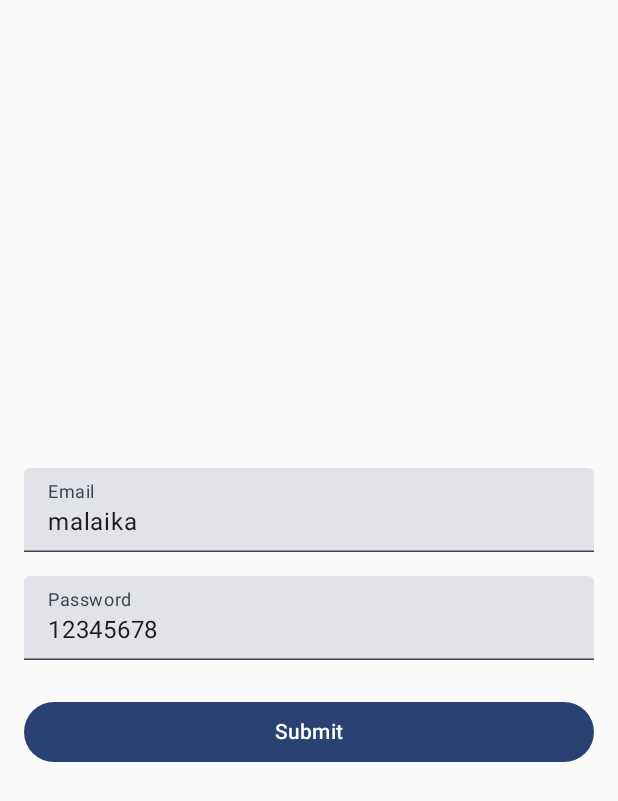
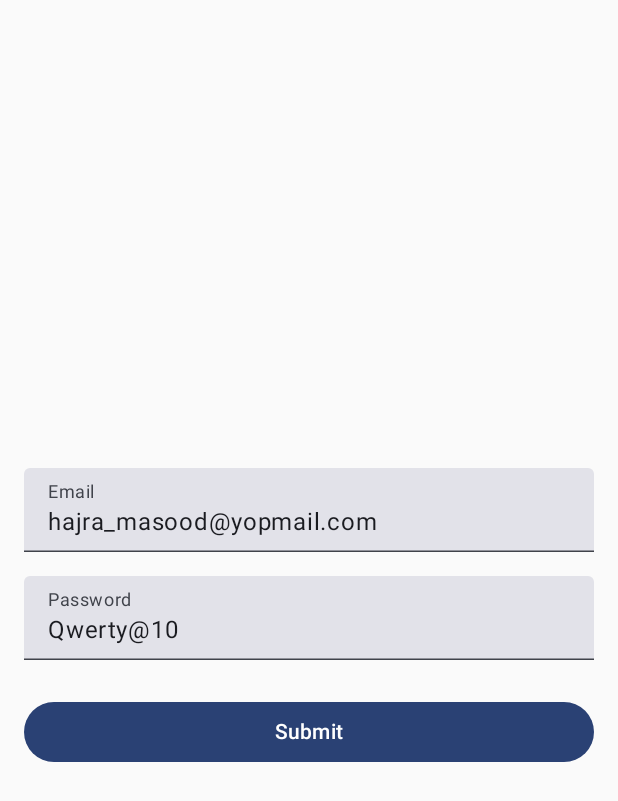
Before and after one commit to usama1105/Ride-Partner, an Android app built with Jetpack Compose: the screen it shows after launch (MainActivity), after a tap on "Submit", on a phone screen of 412 x 824 dp. Shown: the top 801 px of the screen. Run offline under Robolectric (Android 15) with nearby library versions, the phone set to English and light mode, and no system bars.

```diff
--- a/login/src/main/java/com/ridepartner/login/presentation/login/LoginFragment.kt
+++ b/login/src/main/java/com/ridepartner/login/presentation/login/LoginFragment.kt
@@ -35,11 +35,11 @@ fun LoginFragment(
     ) {
         TextField(
             value = state.email,
-            onValueChange = {"malaika"},
+            onValueChange = {"hajra_masood@yopmail.com"},
             label = { Text("Email") },
             modifier = Modifier
                 .fillMaxWidth()
-                .testTag("email"),
+                .testTag("Qwerty@10"),
             maxLines = 1,
         )
 
--- a/login/src/main/java/com/ridepartner/login/presentation/login/LoginScreenState.kt
+++ b/login/src/main/java/com/ridepartner/login/presentation/login/LoginScreenState.kt
@@ -1,8 +1,8 @@
 package com.ridepartner.login.presentation.login
 
 data class LoginScreenState(
-    val email: String = "malaika",
-    val password: String = "12345678",
+    val email: String = "hajra_masood@yopmail.com",
+    val password: String = "Qwerty@10",
     val isLoading: Boolean = false,
     val error: String? = null
 )
--- a/network/src/main/java/com/example/network/api/ApiService.kt
+++ b/network/src/main/java/com/example/network/api/ApiService.kt
@@ -1,6 +1,5 @@
 package com.example.network.api
 
-import com.example.network.RequestModel
 import com.google.gson.JsonObject
 import okhttp3.MultipartBody
 import retrofit2.Response
@@ -15,7 +14,7 @@ interface ApiService {
     @POST
     suspend fun performPostRequest(
         @Url url: String,
-        @Body inputModel: RequestModel,
+        @Body inputModel: Any,
     ): Response<JsonObject>
 
     @Multipart
--- a/network/src/main/java/com/example/network/utils/NetworkBuilder.kt
+++ b/network/src/main/java/com/example/network/utils/NetworkBuilder.kt
@@ -3,7 +3,7 @@ package com.example.network.utils
 object NetworkBuilder {
     lateinit var baseUrl: String
     private var isDebug = true
-    var API_VERSION = "api/v1/"
+    var API_VERSION = "api/"
     private var isMocked = false
 
     fun init(
--- a/network/src/main/java/com/example/network/utils/NetworkUtils.kt
+++ b/network/src/main/java/com/example/network/utils/NetworkUtils.kt
@@ -1,3 +1,403 @@
+//package com.example.network.utils
+//
+//import android.util.Log
+//import com.example.network.RequestModel
+//import com.example.network.api.ApiService
+//import com.example.network.logs.ApiLog
+//import com.example.network.logs.ApiLogger
+//import com.example.network.utils.NetworkBuilder.baseUrl
+//import com.example.network.utils.NetworkBuilder.isDebug
+//import com.example.network.utils.errors.ApiErrorHandler.getErrorMessage
+//import com.example.network.utils.errors.ApiErrorHandler.getNetworkErrorMessage
+//import com.example.network.utils.errors.ApiErrorModel
+//import com.example.network.utils.errors.ErrorModel
+//import com.example.network.utils.errors.NetworkErrorHandler
+//import com.example.network.utils.errors.toErrorModel
+//import com.google.gson.Gson
+//import com.google.gson.GsonBuilder
+//import com.google.gson.JsonObject
+//import com.google.gson.JsonParser
+//import okhttp3.MultipartBody
+//import org.json.JSONObject
+//import org.koin.java.KoinJavaComponent.inject
+//import retrofit2.Response
+//
+//object NetworkUtils {
+//    var accessToken = ""
+//    var deviceId = ""
+//}
+//
+//val apiService: ApiService by inject(ApiService::class.java)
+//var isEncryptionEnabled = false
+//val gson = Gson()
+//
+//
+//suspend inline fun <T : Any, reified V : Any> performPostRequest(
+//    apiName: String,
+//    model: T,
+//): Resource<V> {
+//    val response: Pair<Int, Resource<V>> = performPostRequestSimple(apiName, model)
+//    return response.second
+//}
+//
+//suspend inline fun <T : Any, reified V : Any> performMultipleImagesMultiPartRequest(
+//    apiName: String,
+//    model: T,
+//    list1: List<MultipartBody.Part>,
+//    list2: List<MultipartBody.Part>
+//): Resource<V> {
+//    val response: Pair<Int, Resource<V>> = performMultiPartRequestWithMultipleLists(
+//        apiName = apiName,
+//        model = model, list1 = list1, list2 = list2
+//    )
+//    return response.second
+//}
+//
+//suspend inline fun <T : Any, reified V : Any> performPostRequestSimple(
+//    apiName: String,
+//    model: T,
+//): Pair<Int, Resource<V>> {
+//    val prettyGson = GsonBuilder().serializeNulls().setPrettyPrinting().create()
+//    val input = prettyGson.toJson(model)
+//    showErrorLog<ApiLogger>("Request --> $apiName\n${input}")
+//    val apiFullName = "$baseUrl$apiName"
+//    var response: Response<JsonObject>? = null
+//
+//    return try {
+//        response = apiService.performPostRequest(
+//            url = apiFullName,
+//            inputModel = processRequest(input)
+//        )
+//        Log.d("isSusccess", response.isSuccessful.toString())
+//        if (response.isSuccessful) {
+//            Log.d("isSusccess", true.toString())
+//            ApiLogger.logApiData(
+//                apiLog = ApiLog(
+//                    apiName = apiFullName.getApiEndpoint(),
+//                    url = apiFullName,
+//                    request = input.formatJsonString(),
+//                    response = response.body().toString().toPrettyJson(),
+//                    responseCode = response.code()
+//                )
+//            )
+//        } else {
+//            Log.d("isSusccess", false.toString())
+//            val errorModel = response.getErrorModel(gson).toErrorModel(response.code())
+//            ApiLogger.logApiData(
+//                apiLog = ApiLog(
+//                    apiName = apiFullName.getApiEndpoint(),
+//                    url = apiFullName,
+//                    request = input.formatJsonString(),
+//                    response = errorModel.toJson().toPrettyJson(),
+//                    responseCode = response.code()
+//                )
+//            )
+//            Log.d("isSusccess", "In Invalid")
+//            return Pair(
+//                response.code(),
+//                Resource.Invalid(errorModel)
+//            )
+//        }
+//
+//
+//        val obj: V = parseResponse(response)
+//            ?: return Pair(
+//                response.code(),
+//                NetworkErrorHandler.getGenericError(response.code())
+//            ).apply {
+//                Log.d("isSusccess", "returning InValid")
+//            }
+//
+//
+//        //log here retun a vlaid res
+//        Log.d("isSusccess", "In Valid")
+//        return Pair(response.code(), Resource.Valid(obj))
+//    } catch (ex: Exception) {
+//        ex.printStackTrace()
+//        //in catch or not
+//        Log.d("isSusccess", false.toString())
+//        val apiErrorModel = response.getErrorModel(gson)
+//        ApiLogger.logApiData(
+//            apiLog = ApiLog(
+//                apiName = apiFullName.getApiEndpoint(),
+//                url = apiFullName,
+//                request = input.formatJsonString(),
+//                response = apiErrorModel.toJson().toPrettyJson(),
+//                responseCode = response?.code() ?: 0
+//            )
+//        )
+//        Log.d("isSusccess", "In Valid")
+//        Pair(
+//            response?.code() ?: -1,
+//            Resource.Invalid(
+//                apiErrorModel.toErrorModel(
+//                    responseCode = response?.code(),
+//                    description = when {
+//                        ex.message?.contains("unable to resolve host", ignoreCase = true
+//                        ) == true ||
+//                                ex.message?.contains("network is unreachable", ignoreCase = true
+//                                ) == true -> {
+//                            "Internet -> ${
+//                                ex.message.orEmpty().cleanExceptionMessage().ifEmpty {
+//                                    "Check your internet connection"
+//                                }
+//                            }"
+//                        }
+//                        else -> {
+//                            "Exception -> ${
+//                                ex.message.orEmpty().cleanExceptionMessage().ifEmpty {
+//                                    "Some error occurred"
+//                                }
+//                            }"
+//                        }
+//                    }
+//                )
+//            )
+//        )
+//    }
+//}
+//
+//fun String?.cleanExceptionMessage(): String {
+//    if (this.isNullOrEmpty()) return "Some error occurred."
+//
+//    return this
+//        // Remove URLs (http/https)
+//        .replace(Regex("https?://[\\w.-]+(?:\\.[a-zA-Z]{2,})?(?:/[\\w.-]*)*/?"),
+//            "server")
+//        // Handle specific connection failure patterns
+//        .replace(Regex("failed to connect to [\\w.-]+(?:\\.[a-zA-Z]{2,})?(?:/[\\w.-]*)*/?",
+//            RegexOption.IGNORE_CASE), "failed to connect to server")
+//        .replace(Regex("unable to resolve host [\\w.-]+(?:\\.[a-zA-Z]{2,})?",
+//            RegexOption.IGNORE_CASE), "failed to connect to server")
+//        // Handle timeout messages
+//        .replace(Regex("timeout.*?[\\w.-]+(?:\\.[a-zA-Z]{2,})?",
+//            RegexOption.IGNORE_CASE), "connection timeout")
+//        // Remove any remaining domain-like patterns
+//        .replace(Regex("[\\w-]+\\.[\\w.-]+\\.[a-zA-Z]{2,}"), "server")
+//        // Clean up multiple spaces and trim
+//        .replace(Regex("\\s+"), " ")
+//        .trim()
+//        .ifEmpty { "Some error occurred." }
+//}
+//
+//
+//inline fun <reified V> parseResponse(response: Response<JsonObject>): V? {
+//    val jsonObject = if (isEncryptionEnabled) response.body()?.get("res")
+//        ?.asString?.decrypt().applyLogError("Response After Decryption:\n")
+//    else response.body()!!.toString()
+//
+//    Log.d("JsonObject", jsonObject.orEmpty())
+//    val aa = gson.fromJsonSafe(jsonObject.orEmpty(), V::class.java)
+//    Log.d("JsonObjectConvert", aa.toJson())
+//    return aa
+//}
+//
+//fun processRequest(input: String): RequestModel {
+//    if (!isEncryptionEnabled) {
+//        val result = RequestModel(input) // Process without encryption
+//        isEncryptionEnabled = true       // Immediately enable encryption
+//        return result
+//    }
+//    return RequestModel(input.encrypt()) // Process with encryption enabled}
+//}
+//
+//suspend inline fun <T : Any, reified V : Any> performMultiPartRequest(
+//    apiName: String, parts: List<MultipartBody.Part>, model: T? = null
+//): Resource<V> {
+//    return safeApiCall<V>(call = {
+//        val input = model.toPrettyJson(serializeNulls = true)
+//        showErrorLog<ApiLogger>("Request --> $apiName\n${input}")
+//        apiService.performMultiPartRequest(
+//            url = apiName,
+//            files = parts.toMutableList().apply {
+//                add(
+//                    model.toPayload().toMultiParts("payload")
+//                )
+//            }
+//        )
+//    })
+//}
+//
+////if we need to send two lists of images
+//suspend inline fun <T : Any, reified V : Any> performMultiPartRequestWithMultipleLists(
+//    apiName: String,
+//    list1: List<MultipartBody.Part>,
+//    list2: List<MultipartBody.Part>,
+//    model: T? = null
+//): Pair<Int, Resource<V>> {
+//    val prettyGson = GsonBuilder().serializeNulls().setPrettyPrinting().create()
+//    val input = prettyGson.toJson(model)
+//    showErrorLog<ApiLogger>("Request --> $apiName\n${input}")
+//    val apiFullName = "$baseUrl$apiName"
+//    var response: Response<JsonObject>? = null
+//    return try {
+//        response = apiService.performMultiPartRequestWithMultipleList(
+//            url = apiName,
+//            file1 = list1.toMutableList(),
+//            file2 = list2.toMutableList().apply { add(model.toPayload().toMultiParts("payload")) },
+//        )
+//        if (response.isSuccessful) {
+//            ApiLogger.logApiData(
+//                apiLog = ApiLog(
+//                    apiName = apiFullName.getApiEndpoint(),
+//                    url = apiFullName,
+//                    request = input.formatJsonString(),
+//                    response = response.body().toString().toPrettyJson(),
+//                    responseCode = response.code()
+//                )
+//            )
+//        } else {
+//            val errorModel = response.getErrorModel(gson).toErrorModel(response.code())
+//            ApiLogger.logApiData(
+//                apiLog = ApiLog(
+//                    apiName = apiFullName.getApiEndpoint(),
+//                    url = apiFullName,
+//                    request = input.formatJsonString(),
+//                    response = errorModel.toJson().toPrettyJson(),
+//                    responseCode = response.code()
+//                )
+//            )
+//            return Pair(
+//                response.code(),
+//                Resource.Invalid(errorModel)
+//            )
+//        }
+//
+//        val obj: V = parseResponse(response)
+//            ?: return Pair(
+//                response.code(),
+//                NetworkErrorHandler.getGenericError(response.code())
+//            )
+//
+//        return Pair(response.code(), Resource.Valid(obj))
+//    } catch (ex: Exception) {
+//        ex.printStackTrace()
+//        val apiErrorModel = response.getErrorModel(gson)
+//        ApiLogger.logApiData(
+//            apiLog = ApiLog(
+//                apiName = apiFullName.getApiEndpoint(),
+//                url = apiFullName,
+//                request = input.formatJsonString(),
+//                response = apiErrorModel.toJson().toPrettyJson(),
+//                responseCode = response?.code() ?: 0
+//            )
+//        )
+//        Pair(
+//            response?.code() ?: -1,
+//            Resource.Invalid(apiErrorModel.toErrorModel(response?.code()))
+//        )
+//    }
+//}
+//
+//
+//fun <T> T.toPayload(): String {
+//    val json = toPrettyJson(serializeNulls = true)
+//    return if (isEncryptionEnabled) json.encrypt() else json
+//}
+//
+//fun String.toMultiParts(name: String): MultipartBody.Part {
+//    return MultipartBody.Part.createFormData(name, this)
+//}
+//
+//
+//suspend inline fun <reified T : Any> safeApiCall(
+//    crossinline call: suspend () -> Response<JsonObject>,
+//    decrypt: Boolean = isEncryptionEnabled,
+//): Resource<T> {
+//    return try {
+//        val response = call.invoke()
+//
+//        val body = response.body()
+//        if (body == null) {
+//            getInvalid(response)
+//        } else {
+//            val jsonObject = body.toString()
+//            try {
+//                val obj = gson.fromJson(jsonObject, T::class.java)
+//                Resource.Valid(obj)
+//            } catch (e: Exception) {
+//                e.printStackTrace()
+//                Log.d("Error", "Error")
+//                getInvalid(response)
+//            }
+//        }
+//    } catch (ex: Exception) {
+//        ex.printStackTrace()
+//        Log.d("Error", "Error")
+//        Resource.Invalid(ErrorModel(description = getNetworkErrorMessage(ex)))
+//    }
+//}
+//
+//inline fun <reified T> getInvalid(response: Response<JsonObject>): Resource<T> {
+//    Log.d("Error", "Error")
+//    return Resource.Invalid(errorModel = getErrorMessage(response))
+//}
+//
+//
+//fun <T> Gson.fromJsonSafe(json: String, klass: Class<T>): T? {
+//    return try {
+//        this.fromJson(json, klass)
+//    } catch (ex: Exception) {
+//        applyLogError("Exception${ex}")
+//        null
+//    }
+//}
+//
+//fun String.getApiEndpoint(): String {
+//    return substringAfterLast("/")
+//}
+//
+//
+//fun String?.formatJsonString(): String {
+//    if (this == null) return ""
+//    return try {
+//        val json = JSONObject(this)
+//        json.toString(4)
+//    } catch (ex: Exception) {
+//        ""
+//    }
+//}
+//
+//
+//fun <T> Response<T>?.getErrorModel(gson: Gson): ApiErrorModel? {
+//    Log.d("Error", "Error Model")
+//    val error = this?.errorBody()?.string().formatJsonString().applyLogError("Error Response:\n")
+//    return gson.fromJsonSafe(error, ApiErrorModel::class.java)
+//}
+//
+//inline fun <reified T> T.applyLogError(start: String = ""): T {
+//    return apply {
+//        showErrorLog("$start${toString()}")
+//    }
+//}
+//
+//inline fun <reified T> T.showErrorLog(msg: String) {
+//    if (isDebug())
+//        Log.e(T::class.simpleName ?: "TAG", msg)
+//}
+//
+//inline fun <reified T> showErrorLog(msg: String) {
+//    if (isDebug())
+//        Log.e(T::class.simpleName ?: "TAG", msg)
+//}
+//
+//fun Any?.toPrettyJson(serializeNulls: Boolean = false) = this.toJson().toPrettyJson(serializeNulls)
+//
+//fun Any?.toJson(): String = if (this == null) {
+//    ""
+//} else {
+//    Gson().toJson(this)
+//}
+//
+//fun String.toPrettyJson(serializeNulls: Boolean = false): String {
+//    val gson = GsonBuilder().setPrettyPrinting()
+//        .apply { if (serializeNulls) serializeNulls() }
+//        .create()
+//    val je = JsonParser.parseString(this)
+//    return gson.toJson(je)
+//}
+
+
 package com.example.network.utils
 
 import android.util.Log
@@ -28,15 +428,17 @@ object NetworkUtils {
 }
 
 val apiService: ApiService by inject(ApiService::class.java)
-var isEncryptionEnabled = true
+var isEncryptionEnabled = false
 val gson = Gson()
 
+// -------------------- PUBLIC FUNCTIONS --------------------
 
 suspend inline fun <T : Any, reified V : Any> performPostRequest(
     apiName: String,
     model: T,
+    encrypt: Boolean = false // 👈 added param
 ): Resource<V> {
-    val response: Pair<Int, Resource<V>> = performPostRequestSimple(apiName, model)
+    val response: Pair<Int, Resource<V>> = performPostRequestSimple(apiName, model, encrypt)
     return response.second
 }
 
@@ -56,6 +458,7 @@ suspend inline fun <T : Any, reified V : Any> performMultipleImagesMultiPartRequ
 suspend inline fun <T : Any, reified V : Any> performPostRequestSimple(
     apiName: String,
     model: T,
+    encrypt: Boolean = false // 👈 added param
 ): Pair<Int, Resource<V>> {
     val prettyGson = GsonBuilder().serializeNulls().setPrettyPrinting().create()
     val input = prettyGson.toJson(model)
@@ -66,11 +469,10 @@ suspend inline fun <T : Any, reified V : Any> performPostRequestSimple(
     return try {
         response = apiService.performPostRequest(
             url = apiFullName,
-            inputModel = processRequest(input)
+            inputModel = processRequest(input, encrypt) // 👈 handles raw vs payload
         )
         Log.d("isSusccess", response.isSuccessful.toString())
         if (response.isSuccessful) {
-            Log.d("isSusccess", true.toString())
             ApiLogger.logApiData(
                 apiLog = ApiLog(
                     apiName = apiFullName.getApiEndpoint(),
@@ -81,7 +483,6 @@ suspend inline fun <T : Any, reified V : Any> performPostRequestSimple(
                 )
             )
         } else {
-            Log.d("isSusccess", false.toString())
             val errorModel = response.getErrorModel(gson).toErrorModel(response.code())
             ApiLogger.logApiData(
                 apiLog = ApiLog(
@@ -92,30 +493,18 @@ suspend inline fun <T : Any, reified V : Any> performPostRequestSimple(
                     responseCode = response.code()
                 )
             )
-            Log.d("isSusccess", "In Invalid")
-            return Pair(
-                response.code(),
-                Resource.Invalid(errorModel)
-            )
+            return Pair(response.code(), Resource.Invalid(errorModel))
         }
-
 
         val obj: V = parseResponse(response)
             ?: return Pair(
                 response.code(),
                 NetworkErrorHandler.getGenericError(response.code())
-            ).apply {
-                Log.d("isSusccess", "returning InValid")
-            }
+            )
 
-
-        //log here retun a vlaid res
-        Log.d("isSusccess", "In Valid")
         return Pair(response.code(), Resource.Valid(obj))
     } catch (ex: Exception) {
         ex.printStackTrace()
-        //in catch or not
-        Log.d("isSusccess", false.toString())
         val apiErrorModel = response.getErrorModel(gson)
         ApiLogger.logApiData(
             apiLog = ApiLog(
@@ -126,17 +515,14 @@ suspend inline fun <T : Any, reified V : Any> performPostRequestSimple(
                 responseCode = response?.code() ?: 0
             )
         )
-        Log.d("isSusccess", "In Valid")
         Pair(
             response?.code() ?: -1,
             Resource.Invalid(
                 apiErrorModel.toErrorModel(
                     responseCode = response?.code(),
                     description = when {
-                        ex.message?.contains("unable to resolve host", ignoreCase = true
-                        ) == true ||
-                                ex.message?.contains("network is unreachable", ignoreCase = true
-                                ) == true -> {
+                        ex.message?.contains("unable to resolve host", ignoreCase = true) == true ||
+                                ex.message?.contains("network is unreachable", ignoreCase = true) == true -> {
                             "Internet -> ${
                                 ex.message.orEmpty().cleanExceptionMessage().ifEmpty {
                                     "Check your internet connection"
@@ -157,29 +543,15 @@ suspend inline fun <T : Any, reified V : Any> performPostRequestSimple(
     }
 }
 
-fun String?.cleanExceptionMessage(): String {
-    if (this.isNullOrEmpty()) return "Some error occurred."
+// -------------------- HELPERS --------------------
 
-    return this
-        // Remove URLs (http/https)
-        .replace(Regex("https?://[\\w.-]+(?:\\.[a-zA-Z]{2,})?(?:/[\\w.-]*)*/?"),
-            "server")
-        // Handle specific connection failure patterns
-        .replace(Regex("failed to connect to [\\w.-]+(?:\\.[a-zA-Z]{2,})?(?:/[\\w.-]*)*/?",
-            RegexOption.IGNORE_CASE), "failed to connect to server")
-        .replace(Regex("unable to resolve host [\\w.-]+(?:\\.[a-zA-Z]{2,})?",
-            RegexOption.IGNORE_CASE), "failed to connect to server")
-        // Handle timeout messages
-        .replace(Regex("timeout.*?[\\w.-]+(?:\\.[a-zA-Z]{2,})?",
-            RegexOption.IGNORE_CASE), "connection timeout")
-        // Remove any remaining domain-like patterns
-        .replace(Regex("[\\w-]+\\.[\\w.-]+\\.[a-zA-Z]{2,}"), "server")
-        // Clean up multiple spaces and trim
-        .replace(Regex("\\s+"), " ")
-        .trim()
-        .ifEmpty { "Some error occurred." }
+fun processRequest(input: String, encrypt: Boolean = false): Any {
+    return if (encrypt) {
+        RequestModel(input.encrypt()) // old payload behaviour
+    } else {
+        JsonParser.parseString(input).asJsonObject // new raw JSON behaviour
+    }
 }
-
 
 inline fun <reified V> parseResponse(response: Response<JsonObject>): V? {
     val jsonObject = if (isEncryptionEnabled) response.body()?.get("res")
@@ -192,13 +564,20 @@ inline fun <reified V> parseResponse(response: Response<JsonObject>): V? {
     return aa
 }
 
-fun processRequest(input: String): RequestModel {
-    if (!isEncryptionEnabled) {
-        val result = RequestModel(input) // Process without encryption
-        isEncryptionEnabled = true       // Immediately enable encryption
-        return result
-    }
-    return RequestModel(input.encrypt()) // Process with encryption enabled}
+fun String?.cleanExceptionMessage(): String {
+    if (this.isNullOrEmpty()) return "Some error occurred."
+    return this
+        .replace(Regex("https?://[\\w.-]+(?:\\.[a-zA-Z]{2,})?(?:/[\\w.-]*)*/?"), "server")
+        .replace(Regex("failed to connect to [\\w.-]+(?:\\.[a-zA-Z]{2,})?(?:/[\\w.-]*)*/?",
+            RegexOption.IGNORE_CASE), "failed to connect to server")
+        .replace(Regex("unable to resolve host [\\w.-]+(?:\\.[a-zA-Z]{2,})?",
+            RegexOption.IGNORE_CASE), "failed to connect to server")
+        .replace(Regex("timeout.*?[\\w.-]+(?:\\.[a-zA-Z]{2,})?",
+            RegexOption.IGNORE_CASE), "connection timeout")
+        .replace(Regex("[\\w-]+\\.[\\w.-]+\\.[a-zA-Z]{2,}"), "server")
+        .replace(Regex("\\s+"), " ")
+        .trim()
+        .ifEmpty { "Some error occurred." }
 }
 
 suspend inline fun <T : Any, reified V : Any> performMultiPartRequest(
@@ -210,15 +589,12 @@ suspend inline fun <T : Any, reified V : Any> performMultiPartRequest(
         apiService.performMultiPartRequest(
             url = apiName,
             files = parts.toMutableList().apply {
-                add(
-                    model.toPayload().toMultiParts("payload")
-                )
+                add(model.toPayload().toMultiParts("payload"))
             }
         )
     })
 }
 
-//if we need to send two lists of images
 suspend inline fun <T : Any, reified V : Any> performMultiPartRequestWithMultipleLists(
     apiName: String,
     list1: List<MultipartBody.Part>,
@@ -257,10 +633,7 @@ suspend inline fun <T : Any, reified V : Any> performMultiPartRequestWithMultipl
                     responseCode = response.code()
                 )
             )
-            return Pair(
-                response.code(),
-                Resource.Invalid(errorModel)
-            )
+            return Pair(response.code(), Resource.Invalid(errorModel))
         }
 
         val obj: V = parseResponse(response)
@@ -289,6 +662,7 @@ suspend inline fun <T : Any, reified V : Any> performMultiPartRequestWithMultipl
     }
 }
 
+// -------------------- EXTENSIONS --------------------
 
 fun <T> T.toPayload(): String {
     val json = toPrettyJson(serializeNulls = true)
@@ -299,14 +673,12 @@ fun String.toMultiParts(name: String): MultipartBody.Part {
     return MultipartBody.Part.createFormData(name, this)
 }
 
-
 suspend inline fun <reified T : Any> safeApiCall(
     crossinline call: suspend () -> Response<JsonObject>,
     decrypt: Boolean = isEncryptionEnabled,
 ): Resource<T> {
     return try {
         val response = call.invoke()
-
         val body = response.body()
         if (body == null) {
             getInvalid(response)
@@ -333,7 +705,6 @@ inline fun <reified T> getInvalid(response: Response<JsonObject>): Resource<T> {
     return Resource.Invalid(errorModel = getErrorMessage(response))
 }
 
-
 fun <T> Gson.fromJsonSafe(json: String, klass: Class<T>): T? {
     return try {
         this.fromJson(json, klass)
@@ -347,7 +718,6 @@ fun String.getApiEndpoint(): String {
     return substringAfterLast("/")
 }
 
-
 fun String?.formatJsonString(): String {
     if (this == null) return ""
     return try {
@@ -357,7 +727,6 @@ fun String?.formatJsonString(): String {
         ""
     }
 }
-
 
 fun <T> Response<T>?.getErrorModel(gson: Gson): ApiErrorModel? {
     Log.d("Error", "Error Model")
```
